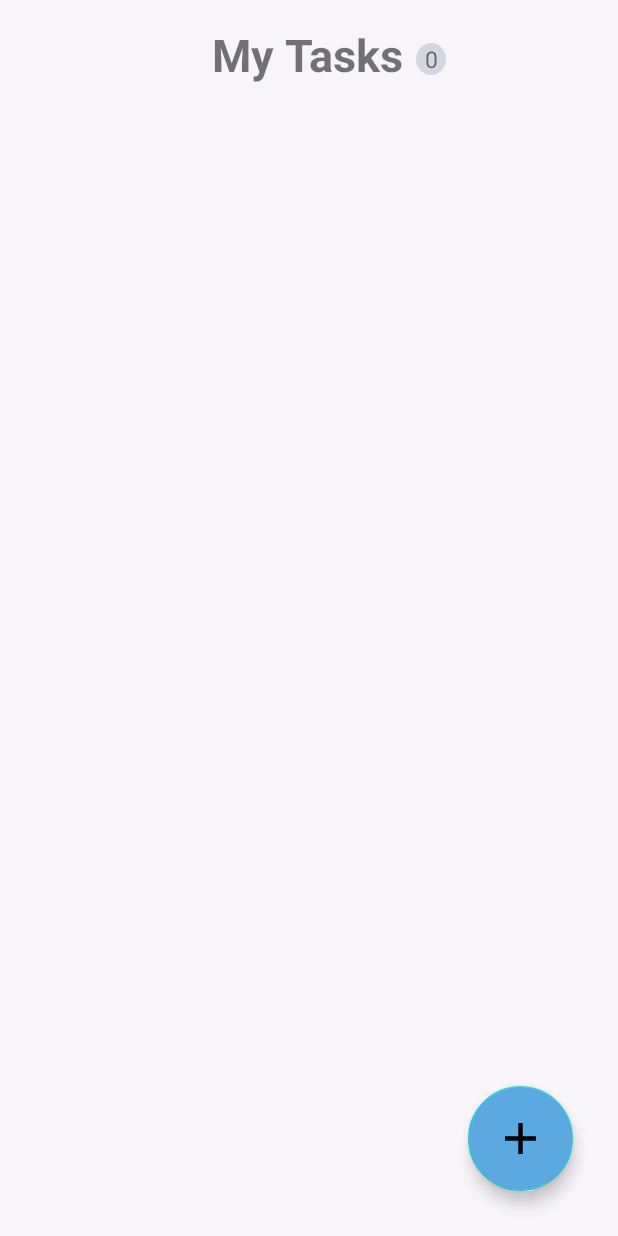
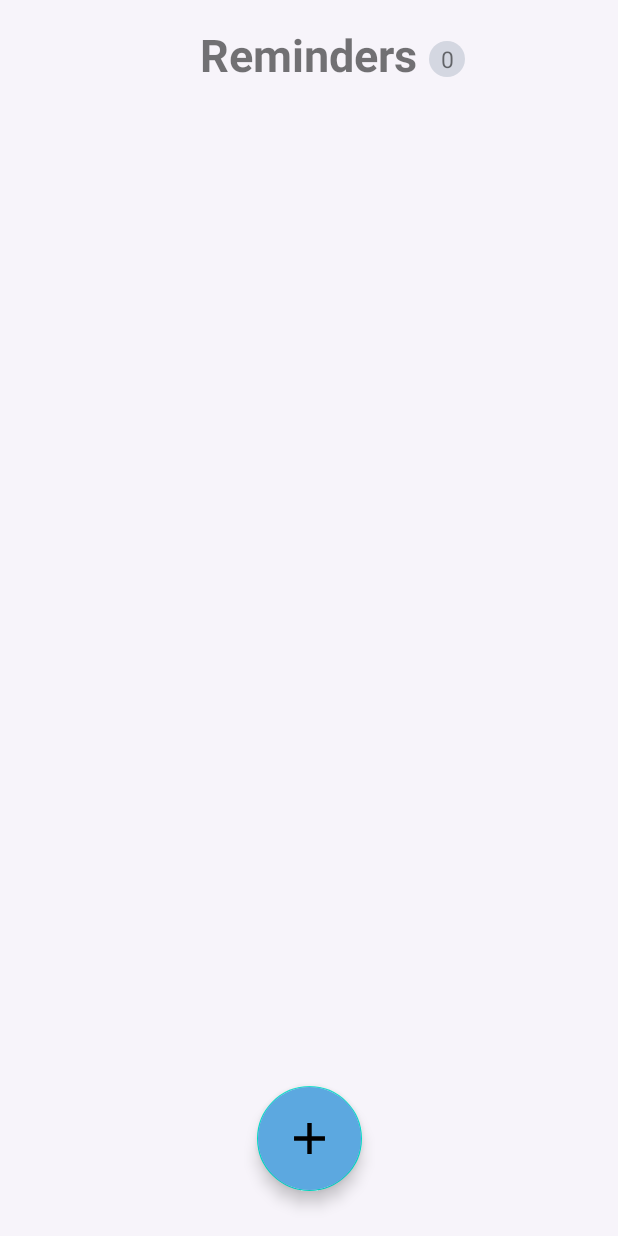
Before and after one commit to Pallypowa/Android-To-Do-App, an Android app: the screen it shows after launch (MainActivity), on a phone screen of 412 x 824 dp. Run offline under Robolectric (Android 15) with nearby library versions, the phone set to English and light mode, and no system bars.

Commit message:
Categories started

```diff
--- a/src/main/AndroidManifest.xml
+++ b/src/main/AndroidManifest.xml
@@ -9,6 +9,9 @@
         android:roundIcon="@mipmap/ic_launcher_round"
         android:supportsRtl="true"
         android:theme="@style/Theme.TodoApp">
+        <activity
+            android:name=".CategoryListActivity"
+            android:exported="false" />
         <activity
             android:name=".activities.LongTextActivity"
             android:exported="false"
--- a/src/main/java/com/example/todoapp/activities/MainActivity.kt
+++ b/src/main/java/com/example/todoapp/activities/MainActivity.kt
@@ -15,18 +15,15 @@ import androidx.recyclerview.widget.ItemTouchHelper
 import androidx.recyclerview.widget.LinearLayoutManager
 import androidx.recyclerview.widget.RecyclerView
 import com.example.todoapp.R
-import com.example.todoapp.RecyclerViewAdapter
+import com.example.todoapp.adapters.TaskListAdapter
 import com.example.todoapp.data.SharedPreferencesHandler
 import com.example.todoapp.data.Task
 import com.google.android.material.snackbar.Snackbar
-import com.google.gson.Gson
-import com.google.gson.reflect.TypeToken
 import kotlinx.android.synthetic.main.activity_main.*
 import kotlinx.android.synthetic.main.card_view_task.view.*
 import kotlinx.android.synthetic.main.edit_text_layout.view.*
-import java.lang.reflect.Type
 
-class MainActivity : AppCompatActivity(), RecyclerViewAdapter.OnItemClickListener,
+class MainActivity : AppCompatActivity(), TaskListAdapter.OnItemClickListener,
     CreateTaskFragment.CreateTaskListener {
 
     //To achieve static variable functionality...
@@ -38,7 +35,7 @@ class MainActivity : AppCompatActivity(), RecyclerViewAdapter.OnItemClickListene
     private val RENAME_TITLE = "Edit"
     private val SHARED_PREF_TASKS = "TASKS"
     private val SHARED_PREF_LTEXT = "LTEXT"
-    private var adapter: RecyclerViewAdapter? = null
+    private var adapter: TaskListAdapter? = null
     private var data: ArrayList<Task>? = null
     private var recyclerView: RecyclerView? = null
     private var dragged: Boolean = false
@@ -52,7 +49,6 @@ class MainActivity : AppCompatActivity(), RecyclerViewAdapter.OnItemClickListene
 
         //Read data from SharedPreferences
         //loadData()
-
         data = sharedPrefHandler?.loadData(SHARED_PREF_TASKS, SHARED_PREF_LTEXT)
 
         if(data == null){
@@ -63,7 +59,7 @@ class MainActivity : AppCompatActivity(), RecyclerViewAdapter.OnItemClickListene
         recyclerView = recViewId
         recyclerView?.layoutManager = LinearLayoutManager(this)
 
-        adapter = RecyclerViewAdapter(data!!, this)
+        adapter = TaskListAdapter(data!!, this)
         recyclerView?.adapter = adapter
 
 
@@ -81,7 +77,7 @@ class MainActivity : AppCompatActivity(), RecyclerViewAdapter.OnItemClickListene
         //Gesture listener
         val myCallback = object : ItemTouchHelper.SimpleCallback(
             ItemTouchHelper.UP or ItemTouchHelper.DOWN or ItemTouchHelper.START or ItemTouchHelper.END,
-            ItemTouchHelper.LEFT or ItemTouchHelper.RIGHT
+            ItemTouchHelper.RIGHT
         ) {
 
             override fun onMove(
@@ -90,7 +86,7 @@ class MainActivity : AppCompatActivity(), RecyclerViewAdapter.OnItemClickListene
                 target: RecyclerView.ViewHolder
             ): Boolean {
 
-                val recAdapter = recyclerView.adapter as RecyclerViewAdapter
+                val recAdapter = recyclerView.adapter as TaskListAdapter
 
                 val from = viewHolder.adapterPosition
 
@@ -175,7 +171,7 @@ class MainActivity : AppCompatActivity(), RecyclerViewAdapter.OnItemClickListene
             }
 
             override fun onSwiped(viewHolder: RecyclerView.ViewHolder, direction: Int) {
-                val holder = viewHolder as RecyclerViewAdapter.ViewHolder
+                val holder = viewHolder as TaskListAdapter.ViewHolder
                 when (direction) {
                     ItemTouchHelper.RIGHT -> {
                         val deletedData = data!![holder.adapterPosition]
@@ -205,7 +201,7 @@ class MainActivity : AppCompatActivity(), RecyclerViewAdapter.OnItemClickListene
                                 .show()
                         }
                     }
-                    ItemTouchHelper.LEFT -> {
+//                    ItemTouchHelper.LEFT -> {
 //                        val position = holder.adapterPosition
 //                        val currData = data!![position]
 //                        data?.removeAt(position)
@@ -215,7 +211,7 @@ class MainActivity : AppCompatActivity(), RecyclerViewAdapter.OnItemClickListene
 //                        adapter?.notifyItemInserted(position)
 //
 //                        showAlertDialog(position, data!!)
-                    }
+//                    }
                 }
 
             }
@@ -240,7 +236,7 @@ class MainActivity : AppCompatActivity(), RecyclerViewAdapter.OnItemClickListene
     }
 
     private fun resetAdapter() {
-        adapter = RecyclerViewAdapter(data!!, this)
+        adapter = TaskListAdapter(data!!, this)
         recyclerView?.adapter = adapter
         adapter?.notifyItemRangeChanged(0, data!!.size)
     }
--- /dev/null
+++ b/src/main/java/com/example/todoapp/adapters/CategoryListAdapter.kt
@@ -0,0 +1,5 @@
+package com.example.todoapp.adapters
+
+class CategoryListAdapter {
+    //TODO: megirni az adaptert...
+}
--- a/src/main/java/com/example/todoapp/RecyclerViewAdapter.kt
+++ b/src/main/java/com/example/todoapp/adapters/TaskListAdapter.kt
@@ -1,19 +1,21 @@
-package com.example.todoapp
+package com.example.todoapp.adapters
 
 import android.graphics.Paint
-import android.text.Editable
+import android.view.KeyEvent
 import android.view.LayoutInflater
 import android.view.View
 import android.view.ViewGroup
+import android.view.inputmethod.EditorInfo
 import android.widget.CheckBox
 import android.widget.EditText
 import android.widget.TextView
 import androidx.recyclerview.widget.RecyclerView
+import com.example.todoapp.R
 import com.example.todoapp.data.Task
 import kotlinx.android.synthetic.main.card_view_task.view.*
 
-class RecyclerViewAdapter(private var dataList: List<Task>, private var listener: OnItemClickListener):
-    RecyclerView.Adapter<RecyclerViewAdapter.ViewHolder>(){
+class TaskListAdapter(private var dataList: List<Task>, private var listener: OnItemClickListener):
+    RecyclerView.Adapter<TaskListAdapter.ViewHolder>(){
 
     interface OnItemClickListener{
         fun onCheckBoxClicked(position: Int, itemView: View)
@@ -26,7 +28,7 @@ class RecyclerViewAdapter(private var dataList: List<Task>, private var listener
         val isDone: CheckBox = itemView.findViewById(R.id.checkBox)
         val deadline: TextView = itemView.findViewById(R.id.deadline_text)
 
-        fun bind(holder: ViewHolder,position: Int, listener: OnItemClickListener, task: Task){
+        fun bind(holder: ViewHolder, position: Int, listener: OnItemClickListener, task: Task){
             holder.taskText.setText(task.taskText)
             holder.isDone.isChecked = task.done
             holder.deadline.text = task.deadline
@@ -40,11 +42,26 @@ class RecyclerViewAdapter(private var dataList: List<Task>, private var listener
             itemView.setOnClickListener{
                 listener.onCardClicked(position, itemView)
             }
+
+            //If focus has changed...
             taskText.onFocusChangeListener = View.OnFocusChangeListener { _, hasFocus ->
                 if (!hasFocus) {
                     listener.onEditTextChanged(position, taskText.text.toString())
+
                 }
             }
+
+            //If enter is pressed...
+            taskText.setOnEditorActionListener{view, actionId, keyEvent ->
+                if (actionId == EditorInfo.IME_ACTION_SEARCH || actionId == EditorInfo.IME_ACTION_DONE ||
+                    keyEvent == null ||
+                    keyEvent.keyCode == KeyEvent.KEYCODE_ENTER){
+                    listener.onEditTextChanged(position, taskText.text.toString())
+                    true
+                }
+                false
+            }
+
         }
 
     }
--- a/src/main/res/drawable/circle.xml
+++ b/src/main/res/drawable/circle.xml
@@ -4,7 +4,7 @@
     <solid android:color="#d4d7e1" />
 
     <size
-        android:height="20dp"
-        android:width="20dp" />
+        android:height="24dp"
+        android:width="24dp" />
 
 </shape>
--- a/src/main/res/layout/activity_main.xml
+++ b/src/main/res/layout/activity_main.xml
@@ -14,7 +14,7 @@
         android:layout_marginTop="16dp"
         android:fadeScrollbars="false"
         android:scrollbarStyle="outsideInset"
-        android:text="@string/your_tasks"
+        android:text="Reminders"
         android:textSize="30sp"
         android:textStyle="bold"
         app:layout_constraintHorizontal_bias="0.498"
@@ -26,12 +26,12 @@
         android:id="@+id/recViewId"
         android:layout_width="0dp"
         android:layout_height="0dp"
-        android:layout_marginTop="15dp"
+        android:layout_marginTop="40dp"
         android:fadeScrollbars="false"
         android:fadingEdge="vertical"
         android:fadingEdgeLength="150dp"
+        android:requiresFadingEdge="vertical"
         android:scrollbars="vertical"
-        android:requiresFadingEdge="vertical"
         app:layout_constraintBottom_toBottomOf="parent"
         app:layout_constraintEnd_toEndOf="parent"
         app:layout_constraintHorizontal_bias="0.0"
@@ -43,6 +43,7 @@
         android:id="@+id/floatingActionButton"
         android:layout_width="wrap_content"
         android:layout_height="wrap_content"
+        android:layout_marginLeft="30dp"
         android:layout_marginRight="30dp"
         android:layout_marginBottom="30dp"
         android:backgroundTint="#5ca8e0"
@@ -52,6 +53,7 @@
         app:fabSize="auto"
         app:layout_constraintBottom_toBottomOf="@+id/recViewId"
         app:layout_constraintEnd_toEndOf="@+id/recViewId"
+        app:layout_constraintStart_toStartOf="parent"
         app:maxImageSize="35dp"
         app:srcCompat="@drawable/ic_baseline_add_24" />
 
--- a/src/main/res/values/strings.xml
+++ b/src/main/res/values/strings.xml
@@ -3,5 +3,5 @@
     <string name="your_tasks">My Tasks</string>
     <string name="add">Add</string>
     <string name="new_task">New Task</string>
-    <string name="create">Create</string>
+    <string name="create">Done</string>
 </resources>
```
Also changed, not shown: src/main/java/com/example/todoapp/CategoryListActivity.kt (added, +11 -0 lines), src/main/res/layout/activity_category_list.xml (added, +37 -0 lines), src/main/res/layout/card_view_category.xml (added, +44 -0 lines), src/main/res/layout/card_view_task.xml (+10 -5 lines).
